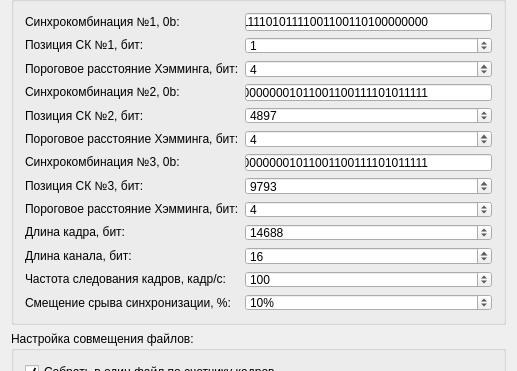
This is formTMI/mainwindow.ui in sharag/py_analis as Qt 5 draws it before an edit; both pictures show x 0 to 517 and y 150 to 521 of the 517 by 714 pixel window. The edited form follows.
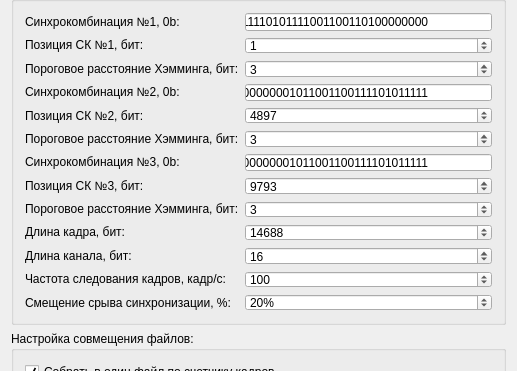
This is the edited form.

What changed in the file:
```diff
--- a/formTMI/mainwindow.ui
+++ b/formTMI/mainwindow.ui
@@ -383,7 +383,7 @@
                 <number>1</number>
                </property>
                <property name="value">
-                <number>4</number>
+                <number>3</number>
                </property>
               </widget>
              </item>
@@ -440,7 +440,7 @@
                 <number>1</number>
                </property>
                <property name="value">
-                <number>4</number>
+                <number>3</number>
                </property>
               </widget>
              </item>
@@ -497,7 +497,7 @@
                 <number>1</number>
                </property>
                <property name="value">
-                <number>4</number>
+                <number>3</number>
                </property>
               </widget>
              </item>
@@ -579,7 +579,7 @@
                 <number>1</number>
                </property>
                <property name="value">
-                <number>10</number>
+                <number>20</number>
                </property>
               </widget>
              </item>
```
